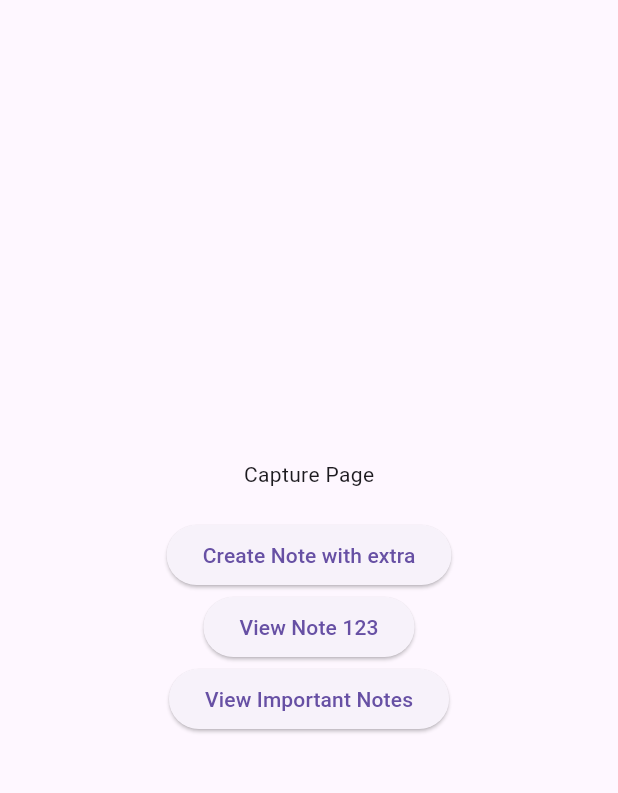
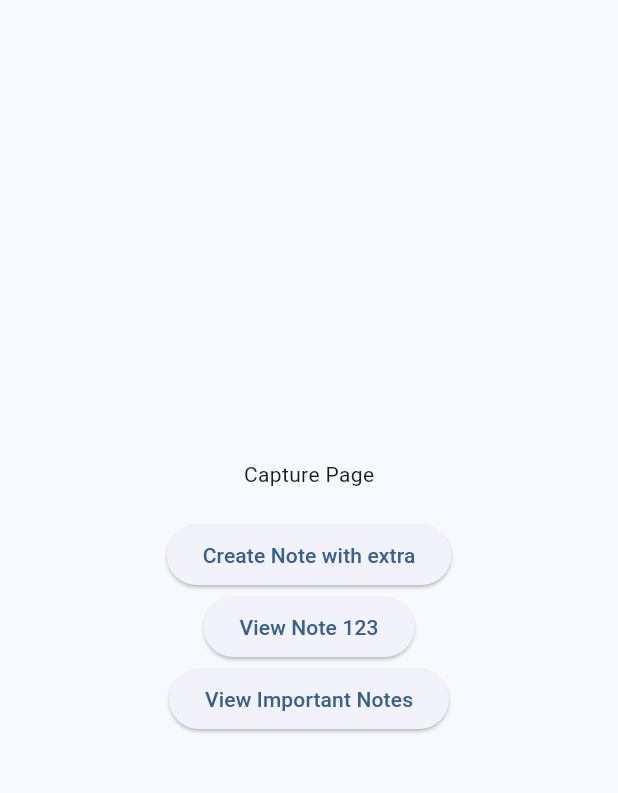
Before and after one commit to luccidnz/hold_that_thought, a Flutter app: the screen it shows after launch, on a phone screen of 412 x 824 dp, the part 63-856 px from its top. Run offline on Flutter 3.47's test engine with Material 3 defaults, Android fonts, the phone set to English and light mode, and no system bars; our stand-ins replace flutter_riverpod, go_router, shared_preferences, url_strategy.

Commit message:
feat: implement theme system with light/dark modes and accent colors
This commit introduces a new theme system to the application, allowing users to switch between light, dark, and system theme modes, and to choose from a selection of accent colors.

- Implemented a `ThemeController` using Riverpod to manage the theme state.
- Used `shared_preferences` to persist the user's theme settings.
- Created a `SettingsScreen` where users can change their theme preferences.
- Theming is applied consistently across the app using `ColorScheme.fromSeed`.
- Added a golden test for the `SettingsScreen` and a unit test for the `ThemeController`.

This commit also includes the previously implemented features:
- Declarative routing with `go_router`.
- Initial repository hygiene and CI setup.

```diff
--- a/lib/main.dart
+++ b/lib/main.dart
@@ -1,6 +1,8 @@
 import 'package:flutter/material.dart';
 import 'package:flutter_riverpod/flutter_riverpod.dart';
 import 'package:hold_that_thought/routing/app_router.dart';
+import 'package:hold_that_thought/theme/app_theme.dart';
+import 'package:hold_that_thought/theme/theme_controller.dart';
 import 'package:url_strategy/url_strategy.dart';
 
 void main() {
@@ -14,10 +16,13 @@ class HoldThatThoughtApp extends ConsumerWidget {
   @override
   Widget build(BuildContext context, WidgetRef ref) {
     final router = ref.watch(appRouterProvider);
+    final themeState = ref.watch(themeProvider);
+
     return MaterialApp.router(
       title: 'Hold That Thought',
-      theme: ThemeData(brightness: Brightness.light),
-      darkTheme: ThemeData(brightness: Brightness.dark),
+      theme: AppTheme.getTheme(themeState.accentColor, Brightness.light),
+      darkTheme: AppTheme.getTheme(themeState.accentColor, Brightness.dark),
+      themeMode: themeState.themeMode,
       routerConfig: router,
     );
   }
--- a/lib/routing/app_router.dart
+++ b/lib/routing/app_router.dart
@@ -6,7 +6,7 @@ import 'package:go_router/go_router.dart';
 import 'package:hold_that_thought/notes/notes_repository.dart';
 import 'package:hold_that_thought/pages/capture_page.dart';
 import 'package:hold_that_thought/pages/list_page.dart';
-import 'package:hold_that_thought/pages/settings_page.dart';
+import 'package:hold_that_thought/settings/settings_screen.dart';
 import 'package:hold_that_thought/notes/create_note_page.dart';
 import 'package:hold_that_thought/notes/note_data.dart';
 import 'package:hold_that_thought/notes/note_detail_page.dart';
@@ -39,7 +39,7 @@ final appRouterProvider = Provider<GoRouter>((ref) {
       ),
       GoRoute(
         path: '/settings',
-        builder: (context, state) => const SettingsPage(),
+        builder: (context, state) => const SettingsScreen(),
       ),
       GoRoute(
         path: '/note/:id',
--- /dev/null
+++ b/lib/theme/app_theme.dart
@@ -0,0 +1,41 @@
+import 'package:flutter/material.dart';
+
+enum AccentColor {
+  blue,
+  red,
+  green,
+  orange,
+  purple,
+  pink,
+}
+
+extension AccentColorExtension on AccentColor {
+  Color get color {
+    switch (this) {
+      case AccentColor.blue:
+        return Colors.blue;
+      case AccentColor.red:
+        return Colors.red;
+      case AccentColor.green:
+        return Colors.green;
+      case AccentColor.orange:
+        return Colors.orange;
+      case AccentColor.purple:
+        return Colors.purple;
+      case AccentColor.pink:
+        return Colors.pink;
+    }
+  }
+}
+
+class AppTheme {
+  static ThemeData getTheme(AccentColor accentColor, Brightness brightness) {
+    return ThemeData(
+      colorScheme: ColorScheme.fromSeed(
+        seedColor: accentColor.color,
+        brightness: brightness,
+      ),
+      useMaterial3: true,
+    );
+  }
+}
--- a/pubspec.yaml
+++ b/pubspec.yaml
@@ -14,6 +14,7 @@ dependencies:
   flutter_riverpod: ^2.3.6
   go_router: ^13.0.1
   url_strategy: ^0.3.0
+  shared_preferences: ^2.5.3
   record: ^5.0.7
   just_audio: ^0.9.35
   isar: ^4.0.0
@@ -30,6 +31,7 @@ dependencies:
 dev_dependencies:
   flutter_test:
     sdk: flutter
+  shared_preferences_platform_interface: ^2.4.1
   flutter_lints: ^3.0.1
   build_runner: ^2.4.6
   isar_generator: ^4.0.0
```
Also changed, not shown: lib/pages/settings_page.dart (deleted, +0 -12 lines), lib/settings/settings_screen.dart (added, +76 -0 lines), lib/theme/theme_controller.dart (added, +67 -0 lines), 2 other files.
